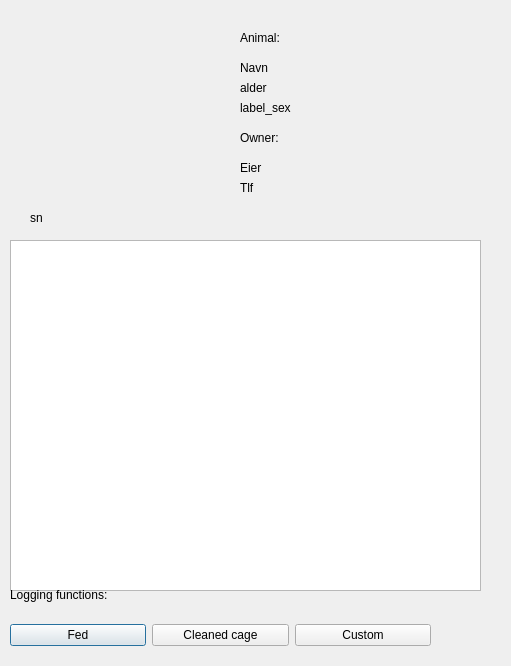
This is CxxProject/cppproject/animalprofilwindow.ui in Kritsi/giterkjipt as Qt 5 draws it before an edit. The edited form follows.
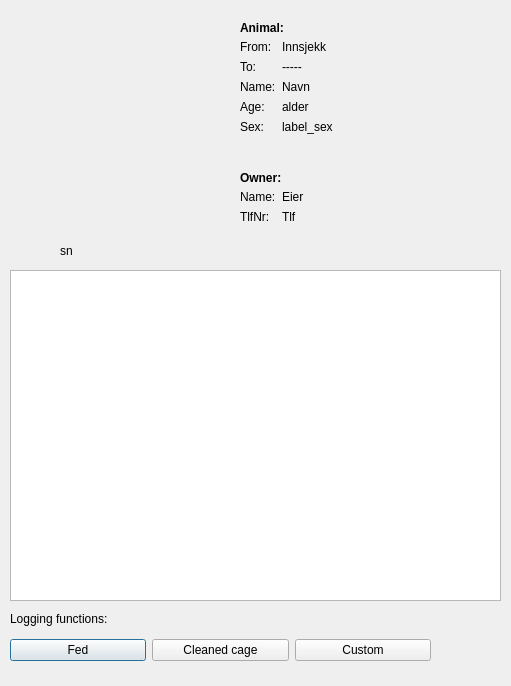
This is the edited form.

What changed in the file:
```diff
--- a/CxxProject/cppproject/animalprofilwindow.ui
+++ b/CxxProject/cppproject/animalprofilwindow.ui
@@ -7,7 +7,7 @@
     <x>0</x>
     <y>0</y>
     <width>511</width>
-    <height>666</height>
+    <height>686</height>
    </rect>
   </property>
   <property name="windowTitle">
@@ -16,77 +16,28 @@
   <widget class="QLabel" name="labelImg">
    <property name="geometry">
     <rect>
-     <x>30</x>
-     <y>30</y>
-     <width>181</width>
-     <height>171</height>
+     <x>10</x>
+     <y>20</y>
+     <width>211</width>
+     <height>211</height>
     </rect>
    </property>
    <property name="text">
     <string/>
    </property>
   </widget>
-  <widget class="QLabel" name="label_name">
-   <property name="geometry">
-    <rect>
-     <x>240</x>
-     <y>60</y>
-     <width>211</width>
-     <height>16</height>
-    </rect>
-   </property>
-   <property name="text">
-    <string>Navn</string>
-   </property>
-  </widget>
-  <widget class="QLabel" name="label_age">
-   <property name="geometry">
-    <rect>
-     <x>240</x>
-     <y>80</y>
-     <width>201</width>
-     <height>16</height>
-    </rect>
-   </property>
-   <property name="text">
-    <string>alder</string>
-   </property>
-  </widget>
-  <widget class="QLabel" name="label_owner">
-   <property name="geometry">
-    <rect>
-     <x>240</x>
-     <y>160</y>
-     <width>211</width>
-     <height>16</height>
-    </rect>
-   </property>
-   <property name="text">
-    <string>Eier</string>
-   </property>
-  </widget>
-  <widget class="QLabel" name="labe_tlf">
-   <property name="geometry">
-    <rect>
-     <x>240</x>
-     <y>180</y>
-     <width>55</width>
-     <height>16</height>
-    </rect>
-   </property>
-   <property name="text">
-    <string>Tlf</string>
-   </property>
-  </widget>
   <widget class="QLabel" name="label">
    <property name="geometry">
     <rect>
      <x>240</x>
-     <y>30</y>
+     <y>20</y>
      <width>55</width>
      <height>16</height>
     </rect>
    </property>
+   <property name="styleSheet">
+    <string notr="true">font-weight: bold;</string>
+   </property>
    <property name="text">
     <string>Animal:</string>
    </property>
@@ -95,11 +46,14 @@
    <property name="geometry">
     <rect>
      <x>240</x>
-     <y>130</y>
+     <y>170</y>
      <width>55</width>
      <height>16</height>
     </rect>
    </property>
+   <property name="styleSheet">
+    <string notr="true">font-weight: bold;</string>
+   </property>
    <property name="text">
     <string>Owner:</string>
    </property>
@@ -108,9 +62,9 @@
    <property name="geometry">
     <rect>
      <x>10</x>
-     <y>240</y>
-     <width>471</width>
-     <height>351</height>
+     <y>270</y>
+     <width>491</width>
+     <height>331</height>
     </rect>
    </property>
    <property name="autoScrollMargin">
@@ -136,9 +90,9 @@
    <property name="geometry">
     <rect>
      <x>10</x>
-     <y>610</y>
+     <y>630</y>
      <width>421</width>
-     <height>51</height>
+     <height>41</height>
     </rect>
    </property>
    <layout class="QHBoxLayout" name="horizontalLayout">
@@ -169,41 +123,150 @@
    <property name="geometry">
     <rect>
      <x>10</x>
-     <y>570</y>
+     <y>608</y>
      <width>112</width>
-     <height>49</height>
+     <height>21</height>
     </rect>
    </property>
    <property name="text">
     <string>Logging functions: </string>
    </property>
   </widget>
-  <widget class="QLabel" name="label_sex">
-   <property name="geometry">
-    <rect>
-     <x>240</x>
-     <y>100</y>
-     <width>55</width>
-     <height>16</height>
-    </rect>
-   </property>
-   <property name="text">
-    <string>label_sex</string>
-   </property>
-  </widget>
   <widget class="QLabel" name="label_specialNeeds">
    <property name="geometry">
     <rect>
-     <x>30</x>
-     <y>210</y>
-     <width>431</width>
-     <height>16</height>
+     <x>60</x>
+     <y>240</y>
+     <width>421</width>
+     <height>21</height>
     </rect>
    </property>
    <property name="text">
     <string>sn</string>
    </property>
   </widget>
+  <widget class="QWidget" name="formLayoutWidget">
+   <property name="geometry">
+    <rect>
+     <x>240</x>
+     <y>40</y>
+     <width>261</width>
+     <height>117</height>
+    </rect>
+   </property>
+   <layout class="QFormLayout" name="formLayout">
+    <item row="3" column="1">
+     <widget class="QLabel" name="label_name">
+      <property name="text">
+       <string>Navn</string>
+      </property>
+     </widget>
+    </item>
+    <item row="3" column="0">
+     <widget class="QLabel" name="label_5">
+      <property name="text">
+       <string>Name:</string>
+      </property>
+     </widget>
+    </item>
+    <item row="1" column="0">
+     <widget class="QLabel" name="label_4">
+      <property name="text">
+       <string>From:</string>
+      </property>
+     </widget>
+    </item>
+    <item row="1" column="1">
+     <widget class="QLabel" name="label_checkInDate">
+      <property name="text">
+       <string>Innsjekk</string>
+      </property>
+     </widget>
+    </item>
+    <item row="4" column="1">
+     <widget class="QLabel" name="label_age">
+      <property name="text">
+       <string>alder</string>
+      </property>
+     </widget>
+    </item>
+    <item row="4" column="0">
+     <widget class="QLabel" name="label_6">
+      <property name="text">
+       <string>Age:</string>
+      </property>
+     </widget>
+    </item>
+    <item row="5" column="1">
+     <widget class="QLabel" name="label_sex">
+      <property name="text">
+       <string>label_sex</string>
+      </property>
+     </widget>
+    </item>
+    <item row="5" column="0">
+     <widget class="QLabel" name="label_7">
+      <property name="text">
+       <string>Sex:</string>
+      </property>
+     </widget>
+    </item>
+    <item row="2" column="0">
+     <widget class="QLabel" name="label_10">
+      <property name="text">
+       <string>To:</string>
+      </property>
+     </widget>
+    </item>
+    <item row="2" column="1">
+     <widget class="QLabel" name="label_11">
+      <property name="text">
+       <string>-----</string>
+      </property>
+     </widget>
+    </item>
+   </layout>
+  </widget>
+  <widget class="QWidget" name="formLayoutWidget_2">
+   <property name="geometry">
+    <rect>
+     <x>240</x>
+     <y>190</y>
+     <width>261</width>
+     <height>51</height>
+    </rect>
+   </property>
+   <layout class="QFormLayout" name="formLayout_2">
+    <item row="0" column="0">
+     <widget class="QLabel" name="label_8">
+      <property name="text">
+       <string>Name:</string>
+      </property>
+     </widget>
+    </item>
+    <item row="0" column="1">
+     <widget class="QLabel" name="label_owner">
+      <property name="text">
+       <string>Eier</string>
+      </property>
+     </widget>
+    </item>
+    <item row="1" column="1">
+     <widget class="QLabel" name="labe_tlf">
+      <property name="text">
+       <string>Tlf</string>
+      </property>
+     </widget>
+    </item>
+    <item row="1" column="0">
+     <widget class="QLabel" name="label_9">
+      <property name="text">
+       <string>TlfNr:</string>
+      </property>
+     </widget>
+    </item>
+   </layout>
+  </widget>
  </widget>
  <resources/>
  <connections/>
```
